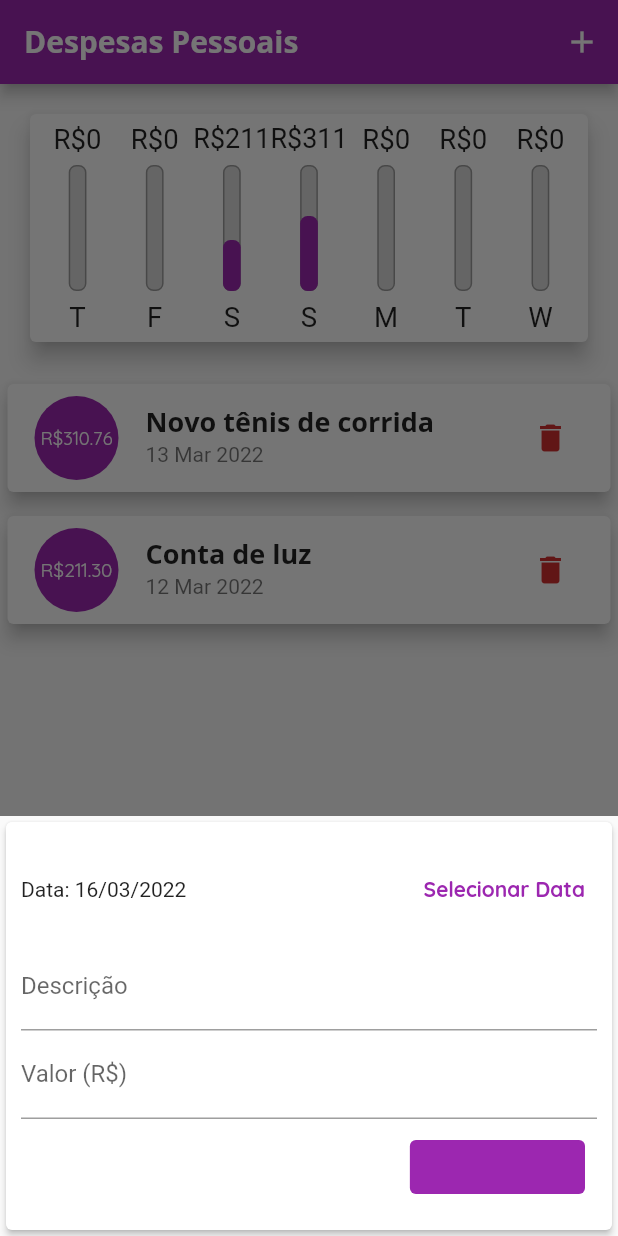
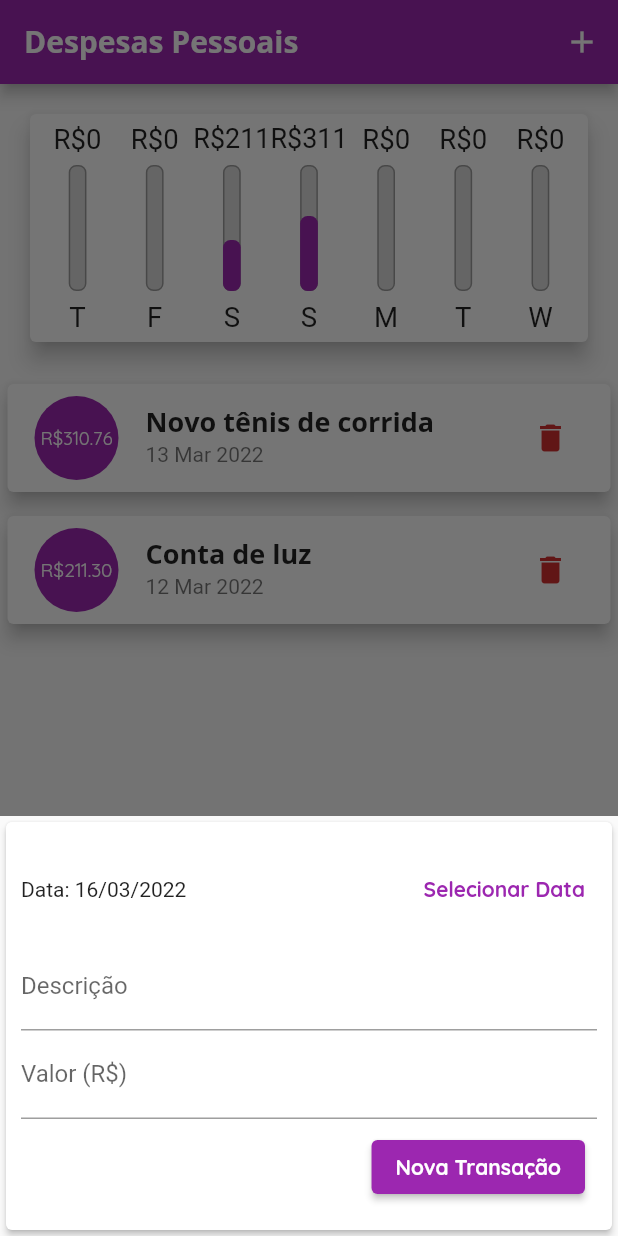
Before and after one commit to RonnieAguiar/expenses, a Flutter app: the screen it shows after launch, after a tap on the "delete" icon, after a tap on the "add" icon, on a phone screen of 412 x 824 dp. Run offline on Flutter 3.47's test engine with Material 2 defaults, Android fonts, the phone set to English and light mode, and no system bars.

Commit message:
Update adaptative_button.dart

```diff
--- a/lib/components/adaptative_button.dart
+++ b/lib/components/adaptative_button.dart
@@ -22,14 +22,14 @@ class AdaptativeButton extends StatelessWidget {
             color: Theme.of(context).primaryColor,
             padding: const EdgeInsets.symmetric(horizontal: 20),
           )
-        : TextButton(
+        : ElevatedButton(
             onPressed: onPressed,
             child: Text(label),
             style: ButtonStyle(
               backgroundColor: MaterialStateProperty.all(
                   Theme.of(context).colorScheme.primary),
               textStyle: MaterialStateProperty.all(
-                const TextStyle(color: Colors.white),
+                Theme.of(context).textTheme.button
               ),
             ),
           );
```
